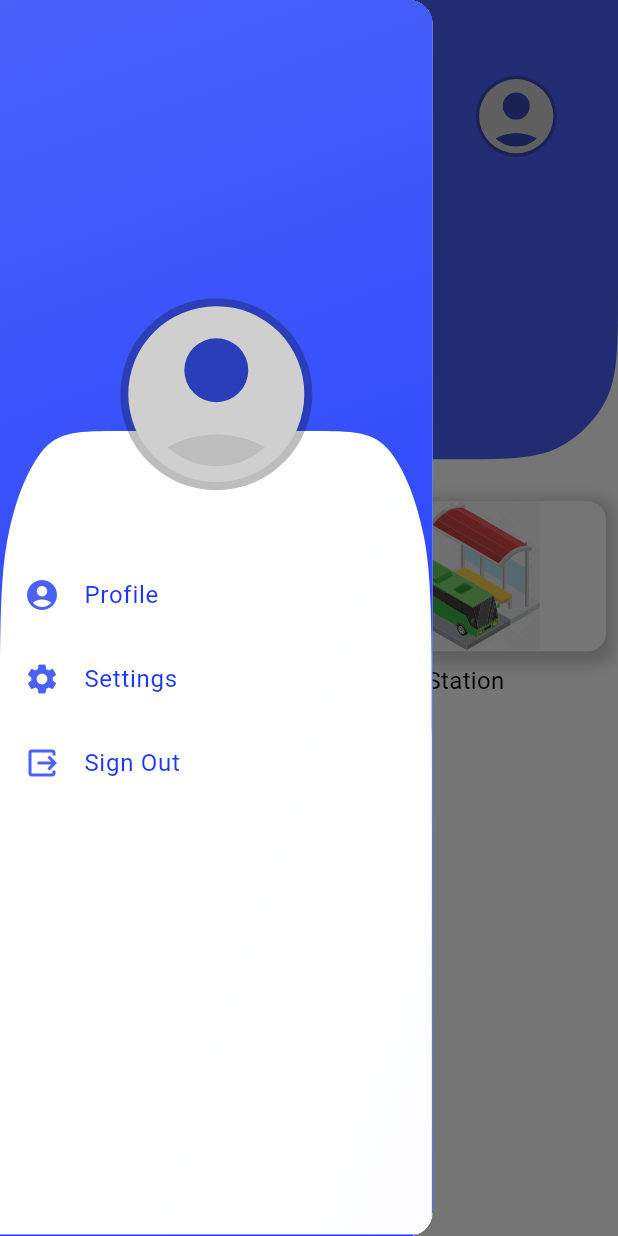
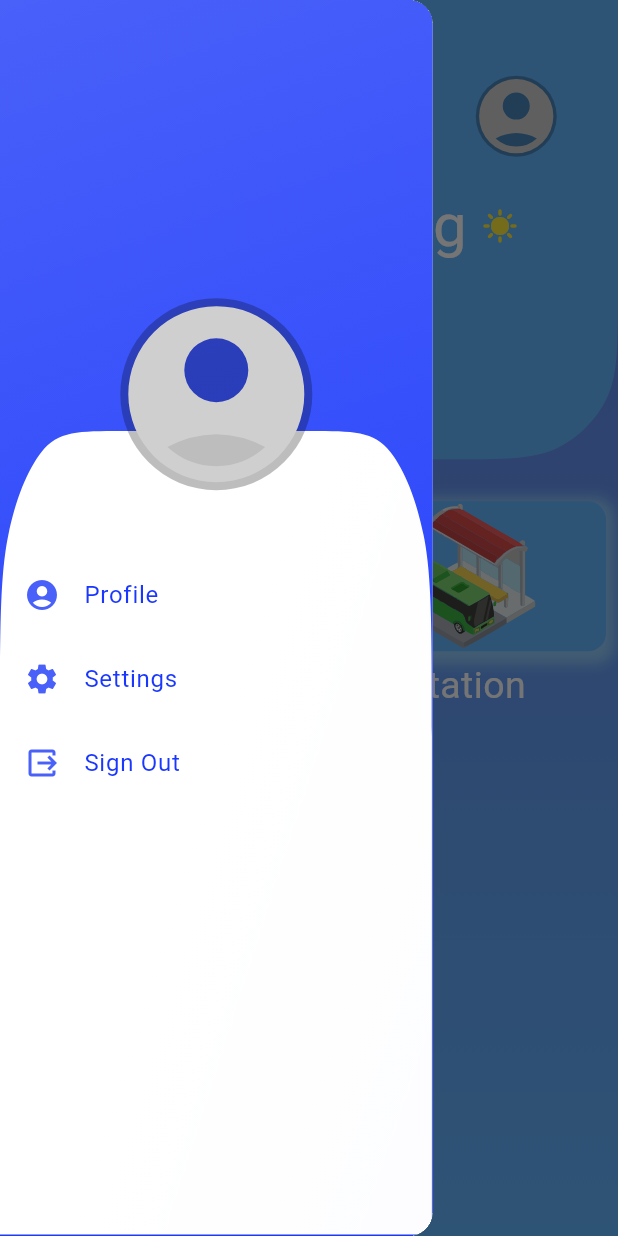
Before and after one commit to a7iiid/admin-ptma, a Flutter app: the HomePage screen opened by its route, after a tap on an icon or button, on a phone screen of 412 x 824 dp. Run offline on Flutter 3.47's test engine with Material 3 defaults, Android fonts, the light colour scheme and no system bars; our stand-ins replace awesome_dialog, bloc, cloud_firestore, dio, firebase_auth, firebase_core and 8 more; missing offline and left inert: flutter_polyline_points, font_awesome_icon_class; accounts and stored records are empty; Roboto replaces fonts that are missing (Montserrat); project files that could hold a hidden picture were left out.

Commit message:
chang color

```diff
--- a/lib/core/utils/Style.dart
+++ b/lib/core/utils/Style.dart
@@ -65,6 +65,13 @@ class AppStyle {
     fontWeight: FontWeight.w400,
     height: 0,
   );
+  static TextStyle normal40 = const TextStyle(
+    color: Colors.white,
+    fontSize: 40,
+    fontFamily: 'Montserrat',
+    fontWeight: FontWeight.w400,
+    height: 0,
+  );
   static TextStyle regler16 = TextStyle(
     color: Colors.black.withOpacity(0.699999988079071),
     fontSize: 16,
--- a/lib/core/utils/shapes/home_screen.dart
+++ b/lib/core/utils/shapes/home_screen.dart
@@ -52,7 +52,7 @@
     paint_0_fill.shader = ui.Gradient.linear(
         Offset(size.width * -8.021390, size.height * 0.02524629),
         Offset(size.width * 0.07921711, size.height * 1.348723),
-        [Color(0xff1937FE).withOpacity(1), Color(0xff4960F9).withOpacity(1)],
+        [Color(0xff64b6ff).withOpacity(1), Color(0xff64b6ff).withOpacity(1)],
         [0, 1]);
     canvas.drawPath(path_0, paint_0_fill);
   }
--- a/lib/feture/driver/presantation/widget/driver_card.dart
+++ b/lib/feture/driver/presantation/widget/driver_card.dart
@@ -13,6 +13,7 @@ class DriverCard extends StatelessWidget {
       padding: const EdgeInsets.all(8.0),
       child: Card(
         elevation: 5.0,
+        color: Colors.white,
         shape: RoundedRectangleBorder(
           borderRadius: BorderRadius.circular(15.0),
         ),
--- a/lib/feture/history/presantation/view/history_body.dart
+++ b/lib/feture/history/presantation/view/history_body.dart
@@ -14,8 +14,7 @@ class HistoryBody extends StatelessWidget {
 
   @override
   Widget build(BuildContext context) {
-    return Scaffold(
-      body: BlocConsumer<DriverCubit, DriverState>(
+    return BlocConsumer<DriverCubit, DriverState>(
       listener: (context, state) {},
       builder: (context, state) {
         log(state.toString());
@@ -43,7 +42,6 @@ class HistoryBody extends StatelessWidget {
           );
         }
       },
-      ),
     );
   }
 }
--- a/lib/feture/history/presantation/widget/card.dart
+++ b/lib/feture/history/presantation/widget/card.dart
@@ -11,6 +11,7 @@ class CustomCard extends StatelessWidget {
     return Padding(
       padding: const EdgeInsets.all(8.0),
       child: Card(
+        color: Colors.white,
         elevation: 5.0,
         shape: RoundedRectangleBorder(
           borderRadius: BorderRadius.circular(15.0),
--- a/lib/feture/home/presentation/view/home_page.dart
+++ b/lib/feture/home/presentation/view/home_page.dart
@@ -32,7 +32,18 @@ class _HomePageState extends State<HomePage> {
       child: BlocBuilder<AppCubit, AppState>(
         builder: (context, state) {
           return Scaffold(
-            body: HomeScreen(),
+            body: Container(
+                decoration: const BoxDecoration(
+                  gradient: LinearGradient(
+                    begin: Alignment.topCenter,
+                    end: Alignment.bottomCenter,
+                    colors: [
+                      Color(0xff667eea),
+                      Color(0xff64b6ff),
+                    ],
+                  ),
+                ),
+                child: HomeScreen()),
             drawer: const CustomeDrawer(),
           );
         },
--- a/lib/feture/home/presentation/view/widget/Body_Home_Screen.dart
+++ b/lib/feture/home/presentation/view/widget/Body_Home_Screen.dart
@@ -1,4 +1,5 @@
 import 'dart:developer';
+import 'package:admin/core/utils/Style.dart';
 import 'package:admin/core/utils/images.dart';
 import 'package:admin/core/utils/localization/app_localaization.dart';
 import 'package:flutter/cupertino.dart';
@@ -35,15 +36,10 @@ class BodyHomeScreen extends StatelessWidget {
       },
     ];
 
-    return Scaffold(
-      body: Column(
-        children: [
-          Expanded(
-            child: MasonryGridView.builder(
+    return MasonryGridView.builder(
       mainAxisSpacing: 8,
       crossAxisSpacing: 5,
-              itemCount:
-                  items.length, // Set the itemCount to the length of items
+      itemCount: items.length, // Set the itemCount to the length of items
       itemBuilder: (BuildContext context, int index) {
         return GestureDetector(
           onTap: () {
@@ -55,11 +51,11 @@ class BodyHomeScreen extends StatelessWidget {
               Container(
                 margin: EdgeInsets.all(8.0),
                 decoration: BoxDecoration(
-                          color: Colors.white,
+                  color: Color(0xff64b6ff), // Set the card color
                   borderRadius: BorderRadius.circular(12.0),
                   boxShadow: [
                     BoxShadow(
-                              color: Colors.grey.withOpacity(0.5),
+                      color: Colors.blue.shade200,
                       spreadRadius: 5,
                       blurRadius: 7,
                       offset: Offset(0, 3),
@@ -74,24 +70,15 @@ class BodyHomeScreen extends StatelessWidget {
                   ),
                 ),
               ),
-                      Text(
-                        items[index]['text'],
-                        style: const TextStyle(
-                          color: Colors.black,
-                          fontSize: 16.0,
-                        ),
-                      ),
+              Text(items[index]['text'],
+                  style: AppStyle.reguler20white
+                      .copyWith(color: Colors.white, fontSize: 25)),
             ],
           ),
         );
       },
-              gridDelegate:
-                  const SliverSimpleGridDelegateWithFixedCrossAxisCount(
+      gridDelegate: const SliverSimpleGridDelegateWithFixedCrossAxisCount(
           crossAxisCount: 2),
-            ),
-          ),
-        ],
-      ),
     );
   }
 }
--- a/lib/feture/home/presentation/view/widget/greetingslogin.dart
+++ b/lib/feture/home/presentation/view/widget/greetingslogin.dart
@@ -11,29 +11,45 @@ class Greetingslogin extends StatelessWidget {
   @override
   Widget build(BuildContext context) {
     return Padding(
-      padding: const EdgeInsets.only(top: 40),
-      child: Row(
+      padding: const EdgeInsets.only(top: 20),
+      child: Column(
+        mainAxisSize: MainAxisSize.min,
         children: [
-          const SizedBox(
-            width: 30,
+          Row(
+            children: [
+              const SizedBox(
+                width: 30,
+              ),
+              Text(
+                DateTime.now().hour < 12
+                    ? " ${"Good morning".tr(context)} "
+                    : "${"Good evening".tr(context)} ",
+                style: AppStyle.normal40,
+              ),
+              if (DateTime.now().hour < 12)
+                const Icon(
+                  Icons.sunny,
+                  color: Colors.yellow,
+                )
+              else
+                const Icon(
+                  Icons.nightlight_round_outlined,
+                  color: Colors.white,
+                  size: 25,
+                ),
+            ],
           ),
-          Text(
-            DateTime.now().hour < 12
-                ? " ${"Good morning".tr(context)} ${FirebaseAuth.instance.currentUser!.displayName ?? ''}"
-                : "${"Good evening".tr(context)} ${FirebaseAuth.instance.currentUser!.displayName ?? ''}",
-            style: AppStyle.normal24,
-          ),
-          // if (DateTime.now().hour < 12)
-          //   const Icon(
-          //     Icons.sunny,
-          //     color: Colors.yellow,
-          //   )
-          // else
-          //   const Icon(
-          //     Icons.nightlight_round_outlined,
-          //     color: Colors.white,
-          //     size: 25,
-          //   ),
+          Row(
+            children: [
+              SizedBox(
+                width: MediaQuery.sizeOf(context).width * .3,
+              ),
+              Text(
+                FirebaseAuth.instance.currentUser!.displayName.toString(),
+                style: AppStyle.normal40,
+              ),
+            ],
+          )
         ],
       ),
     );
--- a/lib/feture/home/presentation/view/widget/home_screen.dart
+++ b/lib/feture/home/presentation/view/widget/home_screen.dart
@@ -36,9 +36,7 @@ class _HomeScreenState extends State<HomeScreen> {
   Widget build(BuildContext context) {
     var cubit = SelectRoutCubit.get(context);
 
-    return Scaffold(
-        drawer: CustomeDrawer(),
-        body: SafeArea(
+    return SafeArea(
         child: Column(
       children: [
         Stack(
@@ -50,7 +48,7 @@ class _HomeScreenState extends State<HomeScreen> {
               child: const DrawerBottom(),
             ),
             Positioned(
-                    top: MediaQuery.sizeOf(context).height * .1,
+                top: MediaQuery.sizeOf(context).height * .13,
                 child: const Padding(
                     padding: EdgeInsets.symmetric(horizontal: 15.0),
                     child: Greetingslogin())),
@@ -76,6 +74,6 @@ class _HomeScreenState extends State<HomeScreen> {
           child: BodyHomeScreen(),
         ),
       ],
-        )));
+    ));
   }
 }
```
Also changed, not shown: lib/feture/driver/presantation/view/drivers_view.dart (+25 -3 lines), lib/feture/history/presantation/history_page.dart (+25 -1 lines), assets/images/driver.svg, assets/images/station.svg. Lines whose indentation alone changed are shown as unchanged.
